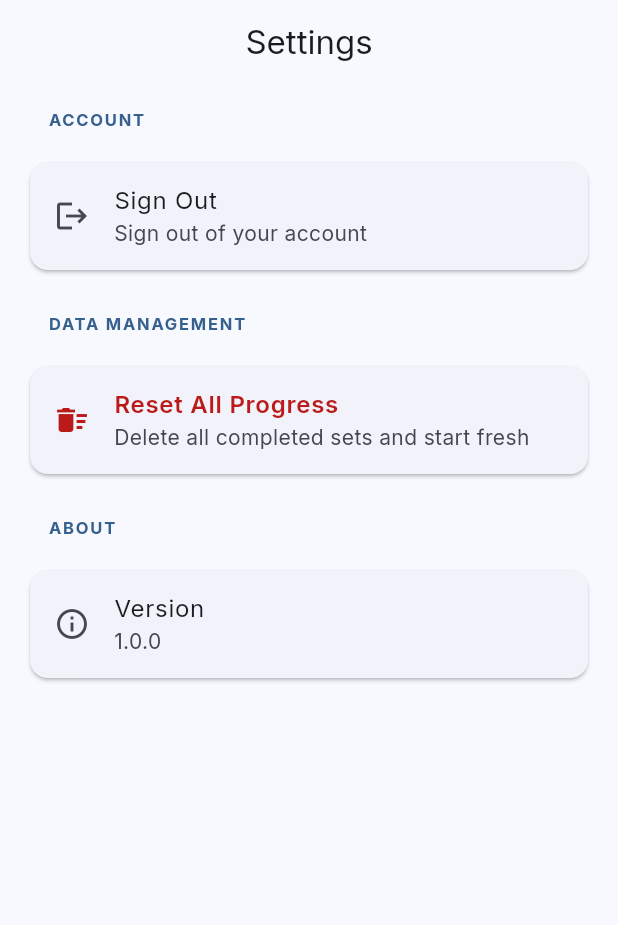
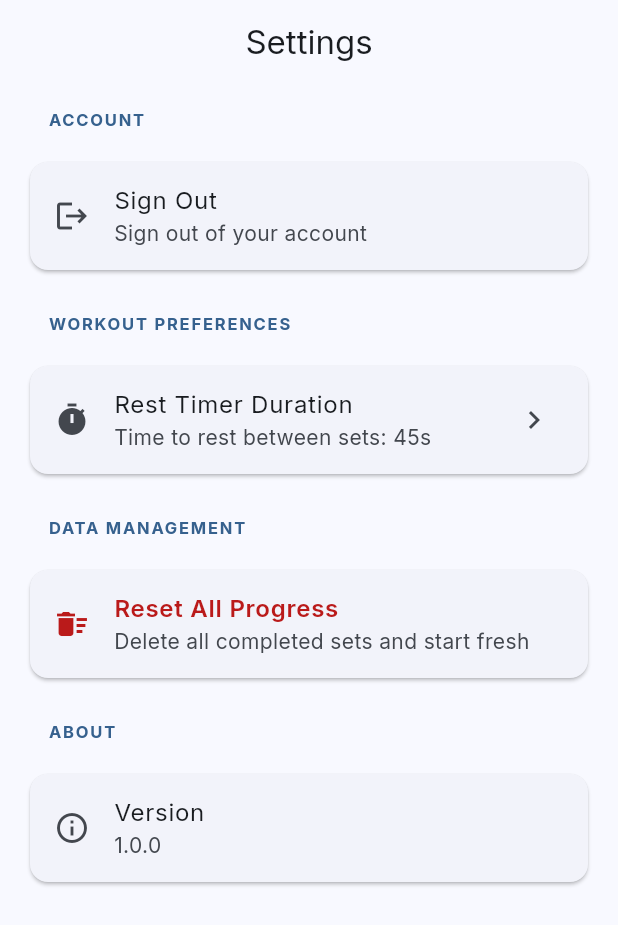
Before and after one commit to abhirham/workout_tracker, a Flutter app: the SettingsScreen screen opened by its route, on a phone screen of 412 x 824 dp. Shown: the top 925 px of the screen. Run offline on Flutter 3.47's test engine with Material 3 defaults, Android fonts, the phone set to English and light mode, and no system bars; our stand-ins replace cloud_firestore, connectivity_plus, drift, firebase_auth, firebase_core, flutter_local_notifications and 8 more; missing offline and left inert: screen_brightness; accounts and stored records are empty; generated files the repository leaves out were written again.

Commit message:
fixed timer changes

```diff
--- a/workout_tracker/lib/core/database/app_database.dart
+++ b/workout_tracker/lib/core/database/app_database.dart
@@ -118,6 +118,7 @@ class UserProfiles extends Table {
   DateTimeColumn get syncLastProgressSync => dateTime().nullable()();  // Timestamp of last progress sync with Firestore
   TextColumn get gymCardPath => text().nullable()();  // Local file path to gym membership card image
   DateTimeColumn get gymCardUpdatedAt => dateTime().nullable()();  // Timestamp when gym card was last updated
+  IntColumn get defaultRestTimerSeconds => integer().withDefault(const Constant(45))();  // User's preferred rest timer duration (device-only setting)
 
   @override
   Set<Column> get primaryKey => {userId};
@@ -198,7 +199,7 @@ class AppDatabase extends _$AppDatabase {
   AppDatabase() : super(_openConnection());
 
   @override
-  int get schemaVersion => 13;
+  int get schemaVersion => 14;
 
   @override
   MigrationStrategy get migration {
@@ -424,6 +425,13 @@ class AppDatabase extends _$AppDatabase {
             'ALTER TABLE user_profiles ADD COLUMN gym_card_updated_at INTEGER',
           );
         }
+        if (from < 14) {
+          // Add default rest timer duration preference to UserProfiles table
+          // Default value: 45 seconds (maintains current behavior)
+          await customStatement(
+            'ALTER TABLE user_profiles ADD COLUMN default_rest_timer_seconds INTEGER NOT NULL DEFAULT 45',
+          );
+        }
       },
     );
   }
--- a/workout_tracker/lib/features/settings/presentation/settings_screen.dart
+++ b/workout_tracker/lib/features/settings/presentation/settings_screen.dart
@@ -3,6 +3,9 @@ import 'package:flutter_riverpod/flutter_riverpod.dart';
 import 'package:go_router/go_router.dart';
 import '../../sync/services/progress_sync_service.dart';
 import '../../sync/services/auth_service.dart';
+import '../../../core/services/user_service.dart';
+import '../data/user_preferences_repository.dart';
+import 'widgets/rest_timer_settings_bottom_sheet.dart';
 
 /// Settings screen for app configuration and data management
 class SettingsScreen extends ConsumerWidget {
@@ -33,6 +36,19 @@ class SettingsScreen extends ConsumerWidget {
                     subtitle: const Text('Sign out of your account'),
                     onTap: () => _handleSignOut(context, ref),
                   ),
+                ],
+              ),
+            ),
+
+            const SizedBox(height: 24),
+
+            // Workout Preferences Section
+            _buildSectionHeader(theme, 'Workout Preferences'),
+            const SizedBox(height: 8),
+            Card(
+              child: Column(
+                children: [
+                  _buildRestTimerTile(context, ref),
                 ],
               ),
             ),
@@ -98,6 +114,54 @@ class SettingsScreen extends ConsumerWidget {
           fontWeight: FontWeight.bold,
           letterSpacing: 1.2,
         ),
+      ),
+    );
+  }
+
+  Widget _buildRestTimerTile(BuildContext context, WidgetRef ref) {
+    final userService = ref.watch(userServiceProvider);
+    final userId = userService.getCurrentUserIdOrThrow();
+    final restTimerPreference = ref.watch(restTimerPreferenceProvider(userId));
+
+    return restTimerPreference.when(
+      data: (duration) {
+        // Format duration for display
+        String durationText;
+        if (duration < 60) {
+          durationText = '${duration}s';
+        } else if (duration == 60) {
+          durationText = '1 min';
+        } else if (duration == 90) {
+          durationText = '1.5 min';
+        } else if (duration == 120) {
+          durationText = '2 min';
+        } else {
+          durationText = '${duration}s';
+        }
+
+        return ListTile(
+          leading: const Icon(Icons.timer),
+          title: const Text('Rest Timer Duration'),
+          subtitle: Text('Time to rest between sets: $durationText'),
+          trailing: const Icon(Icons.chevron_right),
+          onTap: () {
+            showRestTimerSettings(context);
+          },
+        );
+      },
+      loading: () => const ListTile(
+        leading: Icon(Icons.timer),
+        title: Text('Rest Timer Duration'),
+        subtitle: Text('Loading...'),
+      ),
+      error: (error, stack) => ListTile(
+        leading: const Icon(Icons.timer),
+        title: const Text('Rest Timer Duration'),
+        subtitle: Text('Error loading: ${error.toString()}'),
+        trailing: const Icon(Icons.chevron_right),
+        onTap: () {
+          showRestTimerSettings(context);
+        },
       ),
     );
   }
--- a/workout_tracker/lib/shared/models/user_profile.dart
+++ b/workout_tracker/lib/shared/models/user_profile.dart
@@ -16,6 +16,9 @@ class UserProfile with _$UserProfile {
     required DateTime updatedAt,
     DateTime? syncLastTemplateSync,  // Timestamp of last template sync from Firestore
     DateTime? syncLastProgressSync,  // Timestamp of last progress sync with Firestore
+    String? gymCardPath,  // Local file path to gym membership card image
+    DateTime? gymCardUpdatedAt,  // Timestamp when gym card was last updated
+    @Default(45) int defaultRestTimerSeconds,  // User's preferred rest timer duration (device-only setting)
   }) = _UserProfile;
 
   factory UserProfile.fromJson(Map<String, dynamic> json) =>
```
Also changed, not shown: workout_tracker/lib/features/settings/data/user_preferences_repository.dart (added, +83 -0 lines), workout_tracker/lib/features/settings/presentation/widgets/rest_timer_settings_bottom_sheet.dart (added, +206 -0 lines), workout_tracker/lib/features/workouts/presentation/workout_list_screen.dart (+38 -3 lines).
